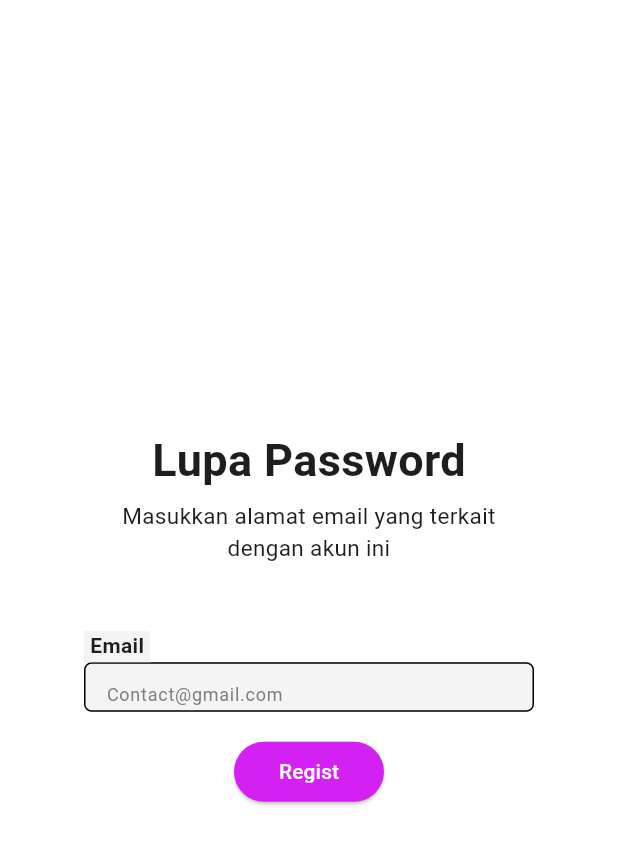
After one commit to fadelakbars/Mobile-Apps-SWS, a Flutter app: the LupaPassword screen opened directly, on a phone screen of 412 x 824 dp. The commit adds this screen. Shown: the top 845 px of the screen. Run offline on Flutter 3.47's test engine with Material 3 defaults, Android fonts, the light colour scheme and no system bars; Roboto replaces fonts that are missing (Poppins, Urbanist).

Commit message:
membuat routing

```diff
--- a/lib/main.dart
+++ b/lib/main.dart
@@ -1,6 +1,8 @@
 import 'package:flutter/material.dart';
 import 'package:mobile_apps_sws/screens/login.dart';
+import 'package:mobile_apps_sws/screens/lupa_pass.dart';
 import 'package:mobile_apps_sws/screens/regist.dart';
+import 'routes.dart';
 
 void main() {
   runApp(const MainApp());
@@ -14,7 +16,8 @@ class MainApp extends StatelessWidget {
     return MaterialApp(
       debugShowCheckedModeBanner: false,
       title: 'Mobile Apps SWS',
-      home: Regist(),
+      home: Login(),
+      routes: routes,
     );
   }
 }
--- /dev/null
+++ b/lib/routes.dart
@@ -0,0 +1,12 @@
+// import 'dart:js';
+
+import 'package:flutter/material.dart';
+import 'package:mobile_apps_sws/screens/login.dart';
+import 'package:mobile_apps_sws/screens/regist.dart';
+
+final Map<String, WidgetBuilder> routes = {
+  Login.routeName: (context) => const Login(),
+  Regist.routeName: (context) => const Regist(),
+  // Login.routeName: (context) => const Login(),
+  // Login.routeName: (context) => const Login(),
+};
--- /dev/null
+++ b/lib/screens/lupa_pass.dart
@@ -0,0 +1,47 @@
+import 'package:flutter/material.dart';
+import 'package:mobile_apps_sws/widget/primary_button.dart';
+import 'package:mobile_apps_sws/widget/text_field.dart';
+
+class LupaPassword extends StatelessWidget {
+  LupaPassword({super.key});
+
+  @override
+  Widget build(BuildContext context) {
+    return  Scaffold(
+      backgroundColor: Colors.white,
+      body: Center(
+        child: Column(
+          mainAxisAlignment: MainAxisAlignment.center,
+          children: [
+            const Text(
+              "Lupa Password",
+              style: TextStyle(
+                color: Color.fromRGBO(30, 30, 30, 1),
+                fontFamily: 'Poppins',
+                fontSize: 30,
+                fontWeight: FontWeight.bold,
+                // height: 1.5,
+              ),
+            ),
+            const SizedBox(height: 5),
+            const Text(
+              "Masukkan alamat email yang terkait \ndengan akun ini",
+              textAlign: TextAlign.center,
+              style: TextStyle(
+                color: Color.fromRGBO(30, 30, 30, 1),
+                fontFamily: 'Poppins',
+                fontSize: 15,
+                fontWeight: FontWeight.normal,
+                // height: 1.5,
+              ),
+            ),
+            const SizedBox(height: 45),
+            CustomTextField(hintText: 'Contact@gmail.com', labelText: 'Email'),
+            const SizedBox(height: 10),
+            CustomButton(text: 'Regist', onPressed: (){})
+          ],
+        ),
+      ),
+    );
+  }
+}
--- a/lib/widget/text_field.dart
+++ b/lib/widget/text_field.dart
@@ -69,7 +69,7 @@ class _CustomTextFieldState extends State<CustomTextField> {
             top: 0,
             left: 0,
             child: Container(
-              // color: const Color.fromRGBO(245, 244, 244, 1),
+              color: const Color.fromRGBO(245, 244, 244, 1),
               padding: const EdgeInsets.symmetric(horizontal: 4),
               child: Text(
                 widget.labelText,
@@ -78,7 +78,7 @@ class _CustomTextFieldState extends State<CustomTextField> {
                   color: Color.fromRGBO(30, 30, 30, 1),
                   fontFamily: 'Poppins',
                   fontSize: 14,
-                  fontWeight: FontWeight.normal,
+                  fontWeight: FontWeight.bold,
                   height: 1.5,
                 ),
               ),
```
Also changed, not shown: lib/screens/login.dart (+10 -3 lines), lib/screens/regist.dart (+8 -1 lines).
